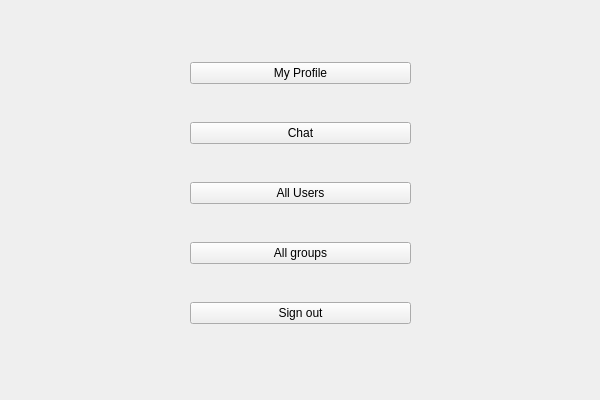
Before: the Qt Designer form GUI/mainmenu.ui in thanhmvu/RocketRapport, drawn with Qt 5.
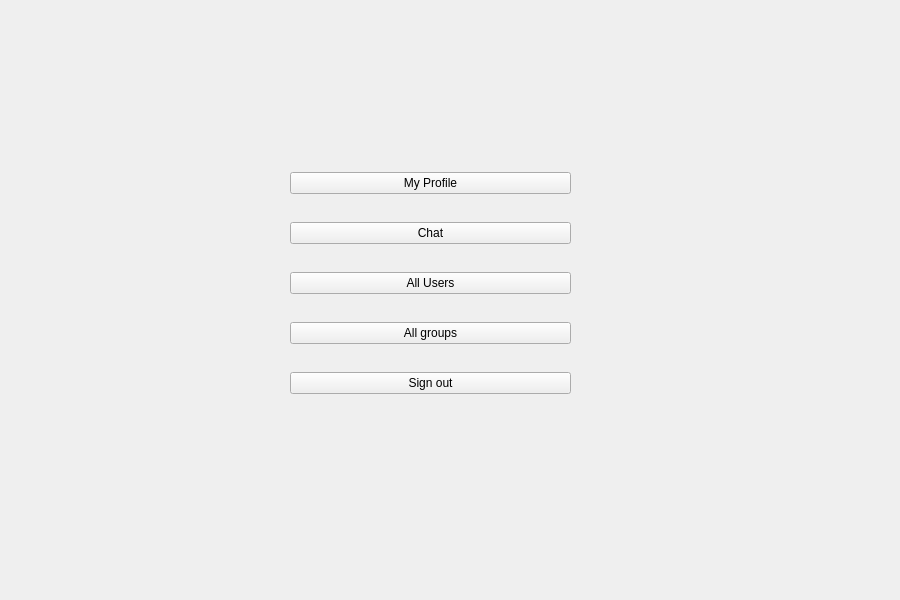
After: the same form once the commit is applied.

The edit to the form file:
```diff
--- a/GUI/mainmenu.ui
+++ b/GUI/mainmenu.ui
@@ -6,8 +6,8 @@
    <rect>
     <x>0</x>
     <y>0</y>
-    <width>600</width>
-    <height>400</height>
+    <width>900</width>
+    <height>600</height>
    </rect>
   </property>
   <property name="windowTitle">
@@ -16,10 +16,10 @@
   <widget class="QWidget" name="layoutWidget">
    <property name="geometry">
     <rect>
-     <x>190</x>
-     <y>30</y>
-     <width>221</width>
-     <height>331</height>
+     <x>290</x>
+     <y>150</y>
+     <width>281</width>
+     <height>271</height>
     </rect>
    </property>
    <layout class="QVBoxLayout" name="verticalLayout">
```
